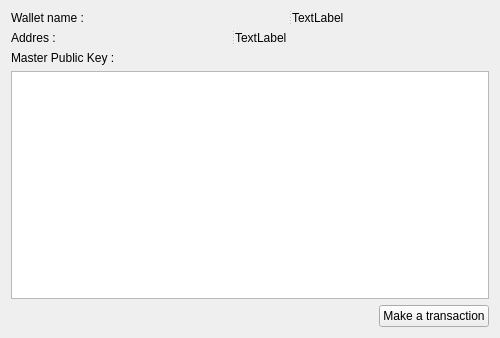
Qt form online_wallet/mainwindow.ui (bmstu-iu8-2018-project/wallet) before a commit.
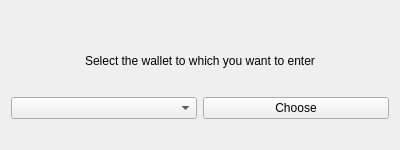
The same form after that commit.

Commit message: add wallet selection

Patch:
```diff
--- a/online_wallet/mainwindow.ui
+++ b/online_wallet/mainwindow.ui
@@ -6,84 +6,66 @@
    <rect>
     <x>0</x>
     <y>0</y>
-    <width>500</width>
-    <height>312</height>
+    <width>400</width>
+    <height>150</height>
    </rect>
   </property>
   <property name="windowTitle">
    <string>MainWindow</string>
   </property>
   <widget class="QWidget" name="centralWidget">
-   <layout class="QVBoxLayout" name="verticalLayout_4">
+   <layout class="QVBoxLayout" name="verticalLayout_2">
     <item>
-     <layout class="QVBoxLayout" name="verticalLayout_2">
+     <layout class="QVBoxLayout" name="verticalLayout">
       <item>
-       <widget class="QSplitter" name="splitter">
+       <spacer name="horizontalSpacer_2">
         <property name="orientation">
          <enum>Qt::Horizontal</enum>
         </property>
-        <widget class="QLabel" name="lable_wall_name">
-         <property name="text">
-          <string>Wallet name :</string>
-         </property>
-        </widget>
-        <widget class="QLabel" name="name">
-         <property name="text">
-          <string>TextLabel</string>
-         </property>
-        </widget>
-       </widget>
+        <property name="sizeHint" stdset="0">
+         <size>
+          <width>40</width>
+          <height>20</height>
+         </size>
+        </property>
+       </spacer>
       </item>
-      <item>
-       <widget class="QSplitter" name="splitter_2">
-        <property name="orientation">
-         <enum>Qt::Horizontal</enum>
+      <item alignment="Qt::AlignHCenter">
+       <widget class="QLabel" name="label">
+        <property name="text">
+         <string>Select the wallet to which you want to enter</string>
         </property>
-        <widget class="QLabel" name="label_addres">
-         <property name="text">
-          <string>Addres :</string>
-         </property>
-        </widget>
-        <widget class="QLabel" name="addres">
-         <property name="text">
-          <string>TextLabel</string>
-         </property>
-        </widget>
        </widget>
       </item>
       <item>
-       <layout class="QVBoxLayout" name="verticalLayout">
+       <layout class="QHBoxLayout" name="horizontalLayout">
         <item>
-         <widget class="QLabel" name="label_pub_key">
+         <widget class="QComboBox" name="wallets"/>
+        </item>
+        <item>
+         <widget class="QPushButton" name="choose">
           <property name="text">
-           <string>Master Public Key :</string>
+           <string>Сhoose</string>
           </property>
          </widget>
         </item>
-        <item alignment="Qt::AlignTop">
-         <widget class="QTextBrowser" name="public_key">
-          <property name="minimumSize">
-           <size>
-            <width>0</width>
-            <height>228</height>
-           </size>
-          </property>
-         </widget>
-        </item>
-        <item>
-         <layout class="QVBoxLayout" name="verticalLayout_3"/>
-        </item>
        </layout>
       </item>
+      <item>
+       <spacer name="horizontalSpacer">
+        <property name="orientation">
+         <enum>Qt::Horizontal</enum>
+        </property>
+        <property name="sizeHint" stdset="0">
+         <size>
+          <width>40</width>
+          <height>20</height>
+         </size>
+        </property>
+       </spacer>
+      </item>
      </layout>
     </item>
-    <item alignment="Qt::AlignRight">
-     <widget class="QPushButton" name="make_transaction">
-      <property name="text">
-       <string>Make a transaction</string>
-      </property>
-     </widget>
-    </item>
    </layout>
   </widget>
  </widget>
```
The commit also changes 13 other files.
